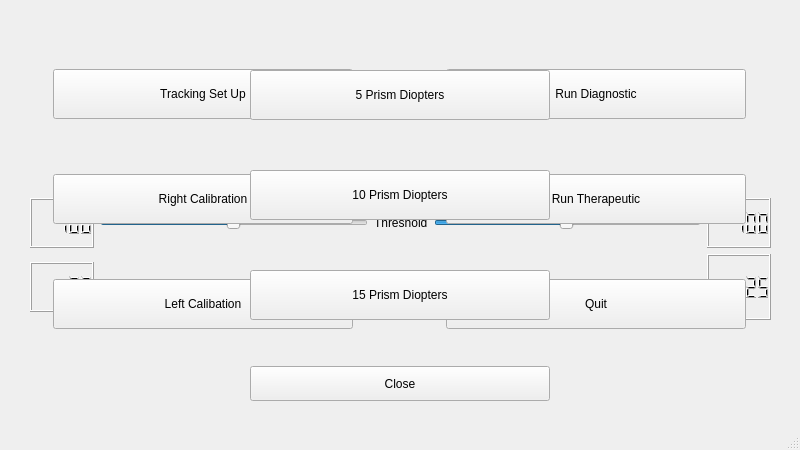
This is mainwindow.ui in cjm-64/BEAM as Qt 5 draws it before an edit. The edited form follows.
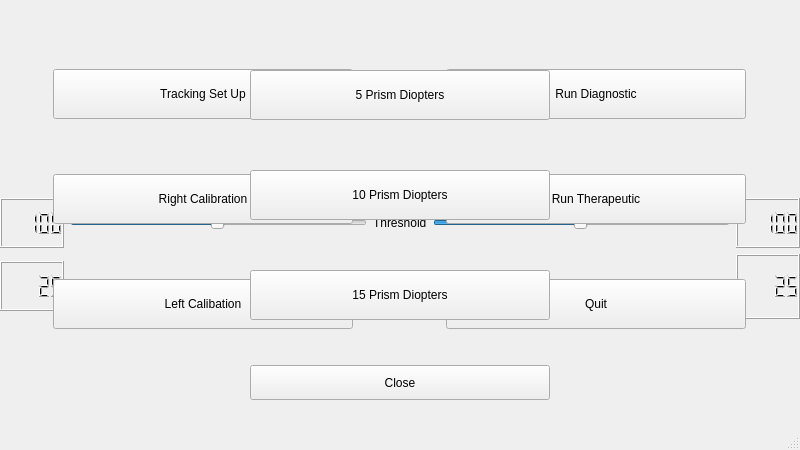
This is the edited form.

Diff of the .ui file:
```diff
--- a/mainwindow.ui
+++ b/mainwindow.ui
@@ -17,10 +17,10 @@
    <widget class="QWidget" name="verticalLayoutWidget">
     <property name="geometry">
      <rect>
-      <x>30</x>
+      <x>0</x>
       <y>0</y>
-      <width>741</width>
-      <height>401</height>
+      <width>800</width>
+      <height>400</height>
      </rect>
     </property>
     <layout class="QVBoxLayout" name="Displays_and_Controls">
@@ -363,8 +363,8 @@
      <rect>
       <x>10</x>
       <y>20</y>
-      <width>781</width>
-      <height>361</height>
+      <width>780</width>
+      <height>360</height>
      </rect>
     </property>
     <layout class="QGridLayout" name="HomeScreen">
@@ -492,8 +492,8 @@
      <rect>
       <x>250</x>
       <y>70</y>
-      <width>302</width>
-      <height>252</height>
+      <width>300</width>
+      <height>250</height>
      </rect>
     </property>
     <layout class="QVBoxLayout" name="CalibrationSelection">
```
